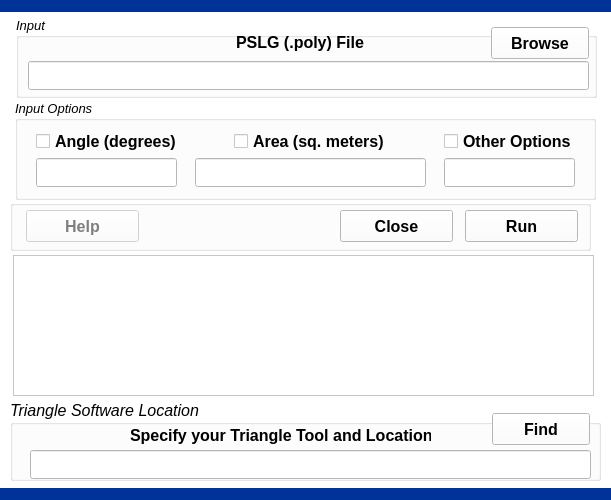
The window that 4DomainDecomposition/2DelaunayTriangulation/delaunaytriangulation.ui (leonard-psu/PIHMgis) describes before a commit, drawn with Qt 5.
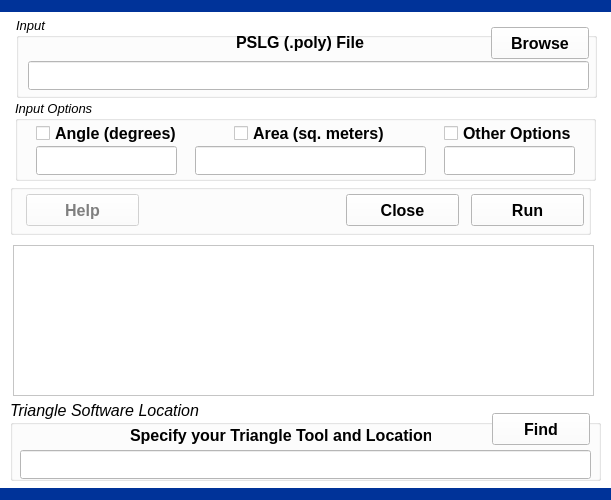
The same window after the commit.

The edit to the form file:
```diff
--- a/4DomainDecomposition/2DelaunayTriangulation/delaunaytriangulation.ui
+++ b/4DomainDecomposition/2DelaunayTriangulation/delaunaytriangulation.ui
@@ -880,7 +880,7 @@
      <x>15</x>
      <y>100</y>
      <width>581</width>
-     <height>100</height>
+     <height>81</height>
     </rect>
    </property>
    <property name="font">
@@ -897,14 +897,14 @@
     <property name="geometry">
      <rect>
       <x>21</x>
-      <y>58</y>
+      <y>46</y>
       <width>141</width>
       <height>29</height>
      </rect>
     </property>
     <property name="font">
      <font>
-      <pointsize>10</pointsize>
+      <pointsize>11</pointsize>
       <weight>75</weight>
       <italic>false</italic>
       <bold>true</bold>
@@ -918,7 +918,7 @@
     <property name="geometry">
      <rect>
       <x>21</x>
-      <y>31</y>
+      <y>23</y>
       <width>141</width>
       <height>20</height>
      </rect>
@@ -943,14 +943,14 @@
     <property name="geometry">
      <rect>
       <x>180</x>
-      <y>58</y>
+      <y>46</y>
       <width>231</width>
       <height>29</height>
      </rect>
     </property>
     <property name="font">
      <font>
-      <pointsize>10</pointsize>
+      <pointsize>11</pointsize>
       <weight>75</weight>
       <italic>false</italic>
       <bold>true</bold>
@@ -964,7 +964,7 @@
     <property name="geometry">
      <rect>
       <x>219</x>
-      <y>31</y>
+      <y>23</y>
       <width>151</width>
       <height>20</height>
      </rect>
@@ -989,7 +989,7 @@
     <property name="geometry">
      <rect>
       <x>429</x>
-      <y>31</y>
+      <y>23</y>
       <width>131</width>
       <height>20</height>
      </rect>
@@ -1020,14 +1020,14 @@
     <property name="geometry">
      <rect>
       <x>429</x>
-      <y>58</y>
+      <y>46</y>
       <width>131</width>
       <height>29</height>
      </rect>
     </property>
     <property name="font">
      <font>
-      <pointsize>10</pointsize>
+      <pointsize>11</pointsize>
       <weight>75</weight>
       <italic>false</italic>
       <bold>true</bold>
@@ -1042,7 +1042,7 @@
    <property name="geometry">
     <rect>
      <x>10</x>
-     <y>200</y>
+     <y>184</y>
      <width>581</width>
      <height>51</height>
     </rect>
@@ -1080,7 +1080,7 @@
    <widget class="QPushButton" name="pushButtonClose">
     <property name="geometry">
      <rect>
-      <x>330</x>
+      <x>336</x>
       <y>10</y>
       <width>113</width>
       <height>32</height>
@@ -1104,7 +1104,7 @@
    <widget class="QPushButton" name="pushButtonRun">
     <property name="geometry">
      <rect>
-      <x>455</x>
+      <x>461</x>
       <y>10</y>
       <width>113</width>
       <height>32</height>
@@ -1678,13 +1678,15 @@
    <property name="geometry">
     <rect>
      <x>13</x>
-     <y>255</y>
+     <y>245</y>
      <width>581</width>
-     <height>141</height>
+     <height>151</height>
     </rect>
    </property>
    <property name="font">
     <font>
+     <family>Arial</family>
+     <pointsize>11</pointsize>
      <italic>false</italic>
     </font>
    </property>
@@ -1692,7 +1694,7 @@
     <set>QTextEdit::AutoAll</set>
    </property>
    <property name="lineWrapMode">
-    <enum>QTextEdit::WidgetWidth</enum>
+    <enum>QTextEdit::NoWrap</enum>
    </property>
   </widget>
   <widget class="QGroupBox" name="groupBox">
@@ -1748,15 +1750,15 @@
    <widget class="QLineEdit" name="lineEditFIND">
     <property name="geometry">
      <rect>
-      <x>20</x>
+      <x>10</x>
       <y>50</y>
-      <width>561</width>
+      <width>571</width>
       <height>29</height>
      </rect>
     </property>
     <property name="font">
      <font>
-      <pointsize>10</pointsize>
+      <pointsize>11</pointsize>
       <weight>50</weight>
       <italic>false</italic>
       <bold>false</bold>
```
Left out of the diff: 6 changed lines with no effect on the pictures.
